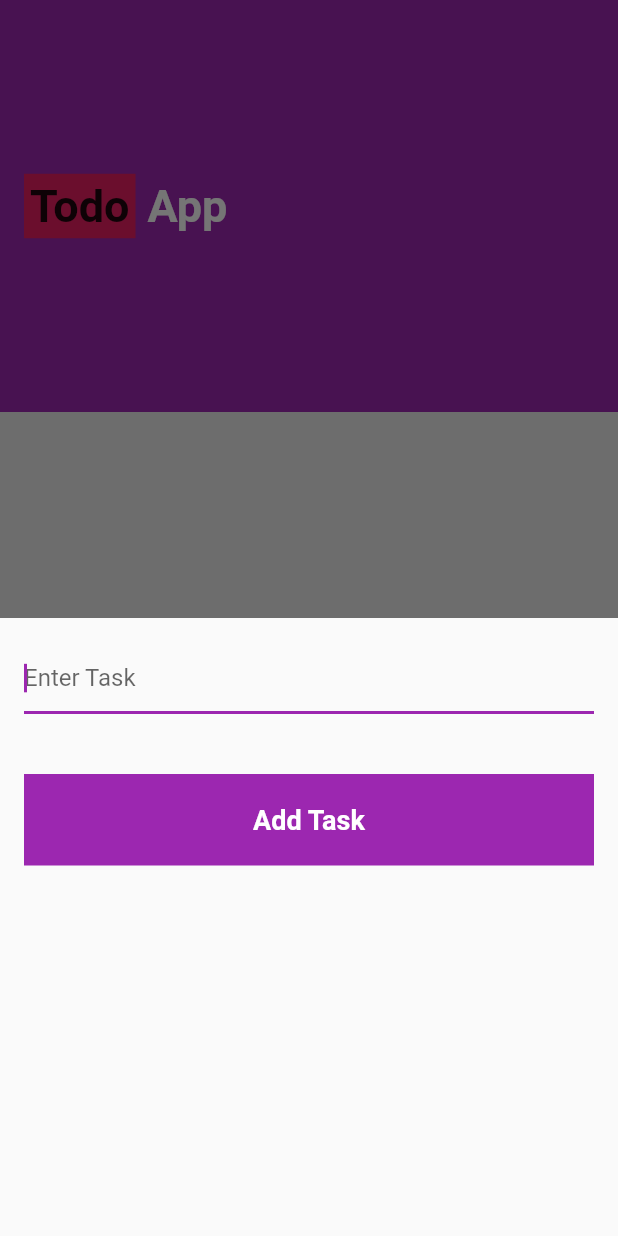
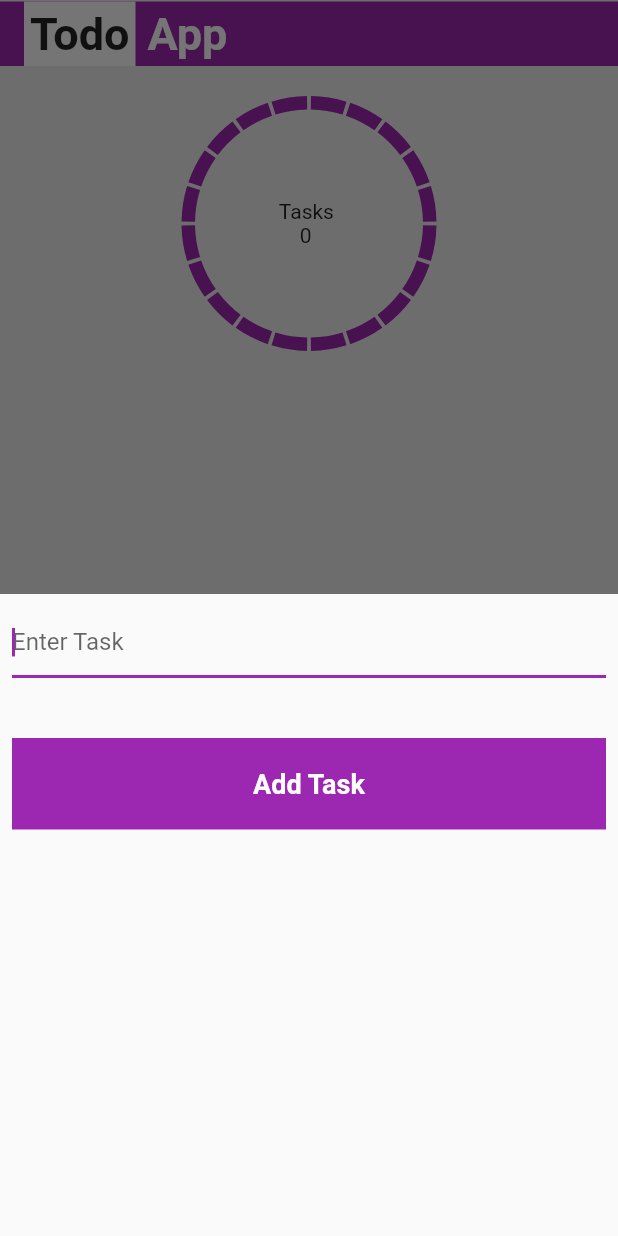
Before and after one commit to thenewbio/SideHustle-Projects, a Flutter app: the screen it shows after launch, after a tap on the "add" icon, on a phone screen of 412 x 824 dp. Run offline on Flutter 3.47's test engine with Material 2 defaults, Android fonts, the phone set to English and light mode, and no system bars; drawn by our look-alikes of step_progress_indicator.

Commit message:
task finished

```diff
--- a/lib/dashboard_screen.dart
+++ b/lib/dashboard_screen.dart
@@ -1,5 +1,7 @@
 import 'package:flutter/cupertino.dart';
 import 'package:flutter/material.dart';
+import 'package:step_progress_indicator/step_progress_indicator.dart';
+import 'dart:math' as math;
 
 class DashboardScreen extends StatefulWidget {
   @override
@@ -98,9 +100,14 @@ class _DashboardScreenState extends State<DashboardScreen> {
           size: 30,
         ),
       ),
-      body: Column(
+      body: SafeArea(
+        child: Column(
           children: [
+            SizedBox(
+              height: 1,
+            ),
             Expanded(
+              flex: 0,
               child: Container(
                 padding: EdgeInsets.only(left: 16.0),
                 color: Colors.purple,
@@ -108,11 +115,11 @@ class _DashboardScreenState extends State<DashboardScreen> {
                   children: [
                     Container(
                       padding: EdgeInsets.all(4),
-                    color: Colors.pink,
+                      color: Colors.white,
                       child: const Text(
                         'Todo',
-                      style:
-                          TextStyle(fontSize: 30, fontWeight: FontWeight.w700),
+                        style: TextStyle(
+                            fontSize: 30, fontWeight: FontWeight.w700),
                       ),
                     ),
                     SizedBox(
@@ -134,6 +141,24 @@ class _DashboardScreenState extends State<DashboardScreen> {
               child: SingleChildScrollView(
                 child: Column(
                   children: [
+                    SizedBox(
+                      height: 20,
+                    ),
+                    CircularStepProgressIndicator(
+                      totalSteps: 20,
+                      currentStep: _todoItems.length,
+                      padding: math.pi / 100,
+                      selectedColor: Colors.pink,
+                      unselectedColor: Colors.purple,
+                      selectedStepSize: 3.0,
+                      unselectedStepSize: 9.0,
+                      width: 170,
+                      height: 170,
+                      child: Center(
+                        child:
+                            Text('Tasks \n    ${_todoItems.length.toString()}'),
+                      ),
+                    ),
                     Container(
                       constraints: BoxConstraints(
                           maxHeight: MediaQuery.of(context).size.height / 1.5),
@@ -146,12 +171,15 @@ class _DashboardScreenState extends State<DashboardScreen> {
             ),
           ],
         ),
+      ),
     );
   }
 
   Widget addTaskTodo() {
     return Container(
-      padding: EdgeInsets.all(16),
+      margin: EdgeInsets.all(8),
+      // padding:
+      //     EdgeInsets.only(bottom: MediaQuery.of(context).viewInsets.bottom),
       constraints:
           BoxConstraints(maxHeight: MediaQuery.of(context).size.height / 2),
       child: Column(
--- a/pubspec.yaml
+++ b/pubspec.yaml
@@ -34,6 +34,7 @@ dependencies:
   # The following adds the Cupertino Icons font to your application.
   # Use with the CupertinoIcons class for iOS style icons.
   cupertino_icons: ^1.0.2
+  step_progress_indicator: ^1.0.2
 
 dev_dependencies:
   flutter_test:
```
Also changed, not shown: pubspec.lock. Lines whose indentation alone changed are shown as unchanged.
